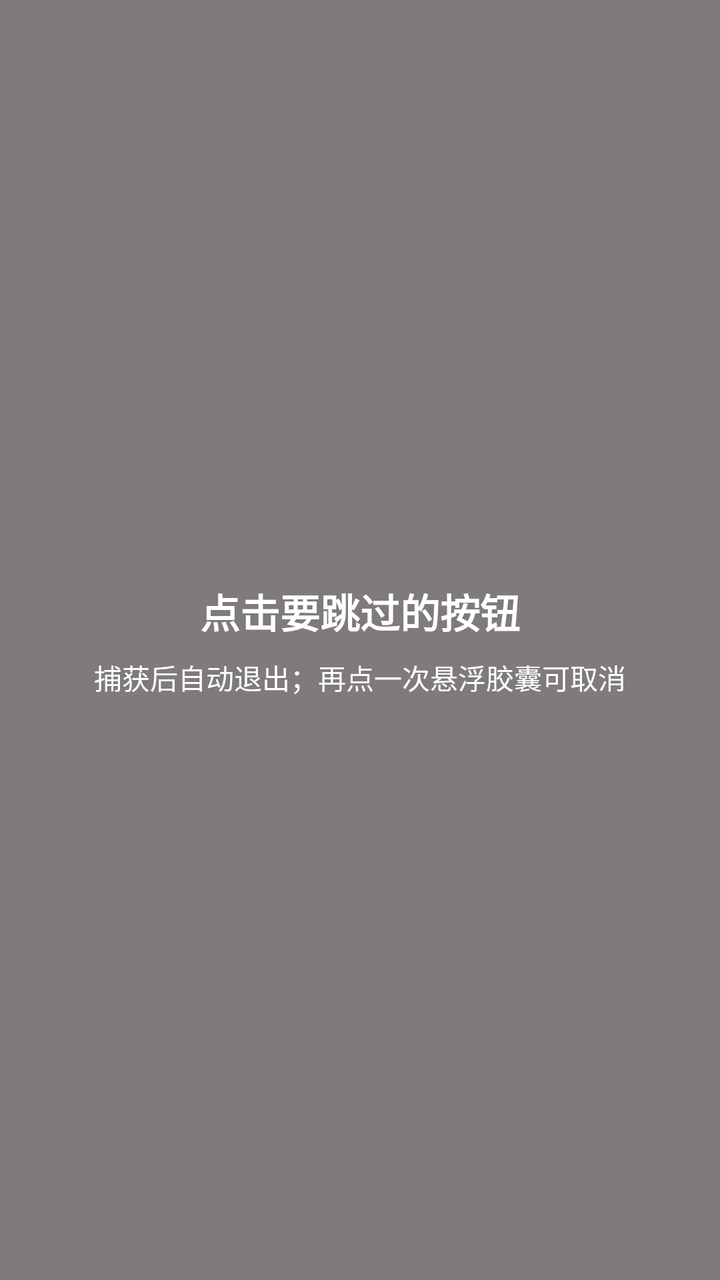
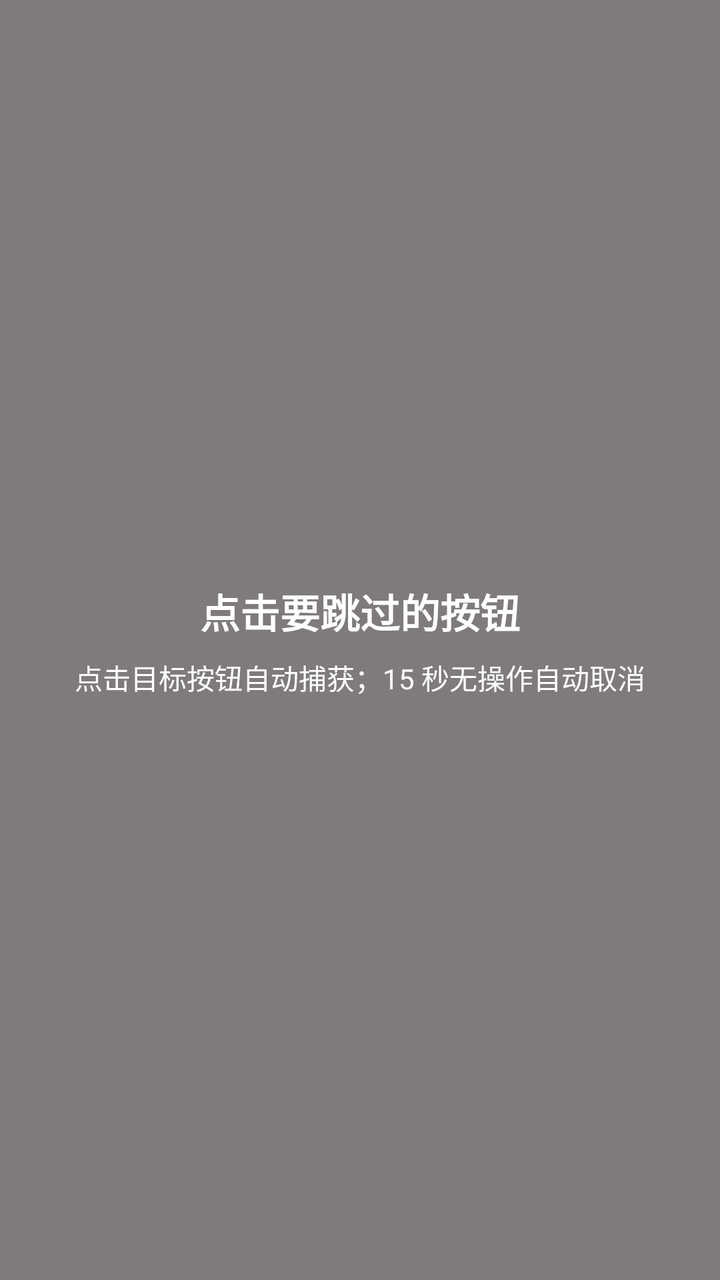

Compare the two renders of this Android layout. The source of the first and the diff that turns it into the second are given below.
<!-- AndroidManifest.xml: application theme Theme.AdSkip -->
<!-- res/layout/capture_hint.xml -->
<?xml version="1.0" encoding="utf-8"?>
<FrameLayout xmlns:android="http://schemas.android.com/apk/res/android"
    android:layout_width="match_parent"
    android:layout_height="match_parent"
    android:background="#80000000">

    <LinearLayout
        android:layout_width="wrap_content"
        android:layout_height="wrap_content"
        android:layout_gravity="center"
        android:orientation="vertical"
        android:gravity="center"
        android:padding="24dp">

        <TextView
            android:layout_width="wrap_content"
            android:layout_height="wrap_content"
            android:text="点击要跳过的按钮"
            android:textColor="#FFFFFF"
            android:textSize="20sp"
            android:textStyle="bold" />

        <TextView
            android:layout_width="wrap_content"
            android:layout_height="wrap_content"
            android:layout_marginTop="8dp"
            android:text="捕获后自动退出；再点一次悬浮胶囊可取消"
            android:textColor="#FFFFFF"
            android:textSize="14sp" />
    </LinearLayout>
</FrameLayout>
<!-- resources referenced by this layout -->
<resources>
  <style name="Theme.AdSkip" parent="Theme.Material3.DayNight.NoActionBar">
          <item name="colorPrimary">@color/pink</item>
          <item name="colorPrimaryDark">@color/pink_dark</item>
          <item name="colorAccent">@color/pink</item>
          <item name="android:colorBackground">@color/bg</item>
          <item name="colorSurface">@color/surface</item>
          <item name="android:statusBarColor">?attr/colorPrimary</item>
      </style>
  <color name="pink">#FB7299</color>
  <color name="pink_dark">#C8548A</color>
  <color name="bg">#FFF7FA</color>
  <color name="surface">#FFFFFFFF</color>
</resources>

<!-- the commit's change to res/layout/capture_hint.xml (unified diff, before → after) -->
@@ -24,7 +24,7 @@
             android:layout_width="wrap_content"
             android:layout_height="wrap_content"
             android:layout_marginTop="8dp"
-            android:text="捕获后自动退出；再点一次悬浮胶囊可取消"
+            android:text="点击目标按钮自动捕获；15 秒无操作自动取消"
             android:textColor="#FFFFFF"
             android:textSize="14sp" />
     </LinearLayout>
